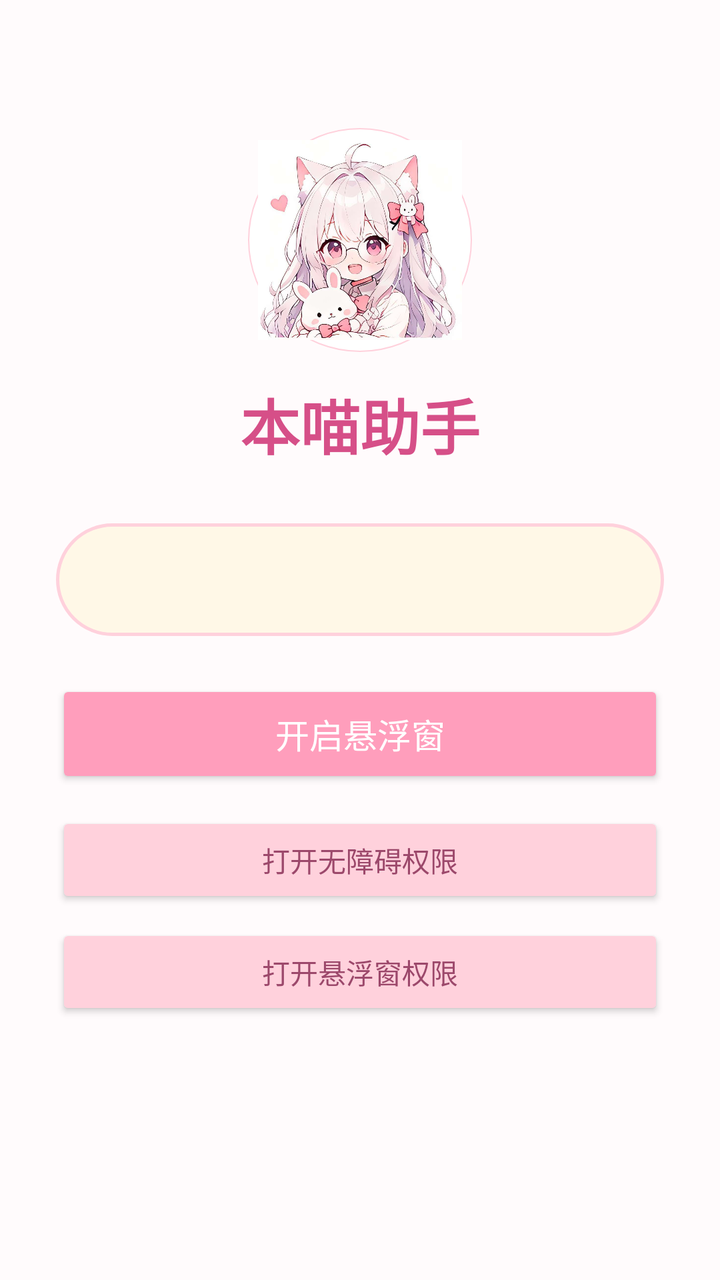
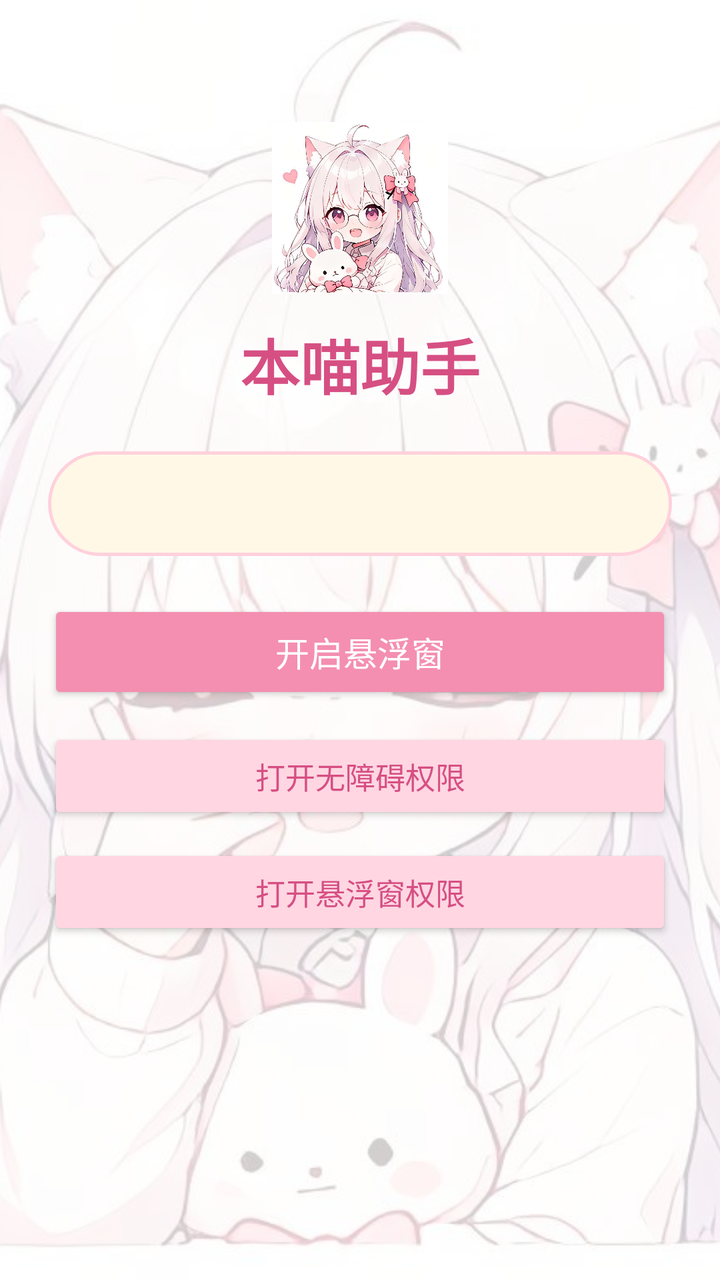

Screens rendered from an Android XML layout before and after an edit, with the pre-edit source and the edit as a unified diff.
<!-- AndroidManifest.xml: application theme Theme.NyanHelper -->
<!-- res/layout/activity_main.xml -->
<?xml version="1.0" encoding="utf-8"?>
<FrameLayout xmlns:android="http://schemas.android.com/apk/res/android"
    android:layout_width="match_parent"
    android:layout_height="match_parent"
    android:background="#FFF2F6">

    
    <View
        android:layout_width="match_parent"
        android:layout_height="match_parent"
        android:background="#B0FFFFFF" />

    
    <LinearLayout
        android:layout_width="match_parent"
        android:layout_height="match_parent"
        android:orientation="vertical"
        android:gravity="center_horizontal"
        android:padding="28dp">

        <ImageView
            android:id="@+id/appAvatar"
            android:layout_width="112dp"
            android:layout_height="112dp"
            android:src="@drawable/avatar"
            android:scaleType="centerCrop"
            android:background="@drawable/bg_circle_white"
            android:padding="6dp"
            android:layout_marginTop="36dp" />

        <TextView
            android:layout_width="wrap_content"
            android:layout_height="wrap_content"
            android:text="本喵助手"
            android:textSize="30sp"
            android:textStyle="bold"
            android:textColor="#D64F88"
            android:layout_marginTop="14dp" />

        <TextView
            android:id="@+id/statusText"
            android:layout_width="match_parent"
            android:layout_height="wrap_content"
            android:background="@drawable/bg_card_pink"
            android:padding="18dp"
            android:textColor="#6B3952"
            android:textSize="15sp"
            android:layout_marginTop="28dp" />

        <Button
            android:id="@+id/btnFloat"
            android:layout_width="match_parent"
            android:layout_height="54dp"
            android:text="开启悬浮窗"
            android:backgroundTint="#FF9EBC"
            android:textColor="#FFFFFF"
            android:textSize="17sp"
            android:layout_marginTop="22dp" />

        <Button
            android:id="@+id/btnAccessibility"
            android:layout_width="match_parent"
            android:layout_height="48dp"
            android:text="打开无障碍权限"
            android:backgroundTint="#FFD1DC"
            android:textColor="#9C486B"
            android:layout_marginTop="12dp" />

        <Button
            android:id="@+id/btnOverlay"
            android:layout_width="match_parent"
            android:layout_height="48dp"
            android:text="打开悬浮窗权限"
            android:backgroundTint="#FFD1DC"
            android:textColor="#9C486B"
            android:layout_marginTop="8dp" />

    </LinearLayout>

</FrameLayout>
<!-- resources referenced by this layout -->
<resources>
  <!-- drawable avatar: png bitmap (drawable, 71626 bytes) -->
  <!-- drawable bg_card_pink (drawable) -->
  <?xml version="1.0" encoding="utf-8"?>
  <shape xmlns:android="http://schemas.android.com/apk/res/android">
      <solid android:color="#FFF8E7" />
      <stroke android:width="1.5dp" android:color="#FFD1DC" />
      <corners android:radius="28dp" />
  </shape>
  <!-- drawable bg_circle_white (drawable) -->
  <?xml version="1.0" encoding="utf-8"?>
  <shape xmlns:android="http://schemas.android.com/apk/res/android"
      android:shape="oval">
      <solid android:color="#FFFFFF" />
      <stroke android:width="0.5dp" android:color="#FFD1DC" />
  </shape>
  <style name="Theme.NyanHelper" parent="Theme.AppCompat.Light.NoActionBar">
          <item name="colorPrimary">#FF9EBC</item>
          <item name="colorPrimaryDark">#FFD1DC</item>
          <item name="colorAccent">#FF9EBC</item>
          <item name="android:windowBackground">@android:color/white</item>
          <item name="android:statusBarColor">#FFF2F6</item>
      </style>
</resources>

<!-- the commit's change to res/layout/activity_main.xml (unified diff, before → after) -->
@@ -1,14 +1,20 @@
 <?xml version="1.0" encoding="utf-8"?>
 <FrameLayout xmlns:android="http://schemas.android.com/apk/res/android"
     android:layout_width="match_parent"
-    android:layout_height="match_parent"
-    android:background="#FFF2F6">
+    android:layout_height="match_parent">
+
+    
+    <ImageView
+        android:layout_width="match_parent"
+        android:layout_height="match_parent"
+        android:src="@drawable/bg_main"
+        android:scaleType="centerCrop" />
 
     
     <View
         android:layout_width="match_parent"
         android:layout_height="match_parent"
-        android:background="#B0FFFFFF" />
+        android:background="#CCFFFFFF" />
 
     
     <LinearLayout
@@ -16,16 +22,14 @@
         android:layout_height="match_parent"
         android:orientation="vertical"
         android:gravity="center_horizontal"
-        android:padding="28dp">
+        android:padding="24dp">
 
         <ImageView
             android:id="@+id/appAvatar"
-            android:layout_width="112dp"
-            android:layout_height="112dp"
+            android:layout_width="88dp"
+            android:layout_height="88dp"
             android:src="@drawable/avatar"
-            android:scaleType="centerCrop"
-            android:background="@drawable/bg_circle_white"
-            android:padding="6dp"
+            android:scaleType="fitCenter"
             android:layout_marginTop="36dp" />
 
         <TextView
@@ -34,27 +38,28 @@
             android:text="本喵助手"
             android:textSize="30sp"
             android:textStyle="bold"
-            android:textColor="#D64F88"
-            android:layout_marginTop="14dp" />
+            android:textColor="#D64F83"
+            android:layout_marginTop="12dp" />
 
         <TextView
             android:id="@+id/statusText"
             android:layout_width="match_parent"
             android:layout_height="wrap_content"
             android:background="@drawable/bg_card_pink"
-            android:padding="18dp"
-            android:textColor="#6B3952"
+            android:padding="16dp"
+            android:textColor="#885566"
             android:textSize="15sp"
-            android:layout_marginTop="28dp" />
+            android:layout_marginTop="22dp"
+            android:lineSpacingExtra="4dp" />
 
         <Button
             android:id="@+id/btnFloat"
             android:layout_width="match_parent"
-            android:layout_height="54dp"
+            android:layout_height="52dp"
             android:text="开启悬浮窗"
-            android:backgroundTint="#FF9EBC"
             android:textColor="#FFFFFF"
             android:textSize="17sp"
+            android:backgroundTint="#F48FB1"
             android:layout_marginTop="22dp" />
 
         <Button
@@ -62,8 +67,9 @@
             android:layout_width="match_parent"
             android:layout_height="48dp"
             android:text="打开无障碍权限"
-            android:backgroundTint="#FFD1DC"
-            android:textColor="#9C486B"
+            android:textColor="#D64F83"
+            android:textSize="15sp"
+            android:backgroundTint="#FFD6E2"
             android:layout_marginTop="12dp" />
 
         <Button
@@ -71,9 +77,10 @@
             android:layout_width="match_parent"
             android:layout_height="48dp"
             android:text="打开悬浮窗权限"
-            android:backgroundTint="#FFD1DC"
-            android:textColor="#9C486B"
-            android:layout_marginTop="8dp" />
+            android:textColor="#D64F83"
+            android:textSize="15sp"
+            android:backgroundTint="#FFD6E2"
+            android:layout_marginTop="10dp" />
 
     </LinearLayout>
 
<!-- resource entries referenced after the edit -->
@@ -8,13 +8,7 @@
       <stroke android:width="1.5dp" android:color="#FFD1DC" />
       <corners android:radius="28dp" />
   </shape>
-  <!-- drawable bg_circle_white (drawable) -->
-  <?xml version="1.0" encoding="utf-8"?>
-  <shape xmlns:android="http://schemas.android.com/apk/res/android"
-      android:shape="oval">
-      <solid android:color="#FFFFFF" />
-      <stroke android:width="0.5dp" android:color="#FFD1DC" />
-  </shape>
+  <!-- drawable bg_main: png bitmap (drawable, 61043 bytes) -->
   <style name="Theme.NyanHelper" parent="Theme.AppCompat.Light.NoActionBar">
           <item name="colorPrimary">#FF9EBC</item>
           <item name="colorPrimaryDark">#FFD1DC</item>
